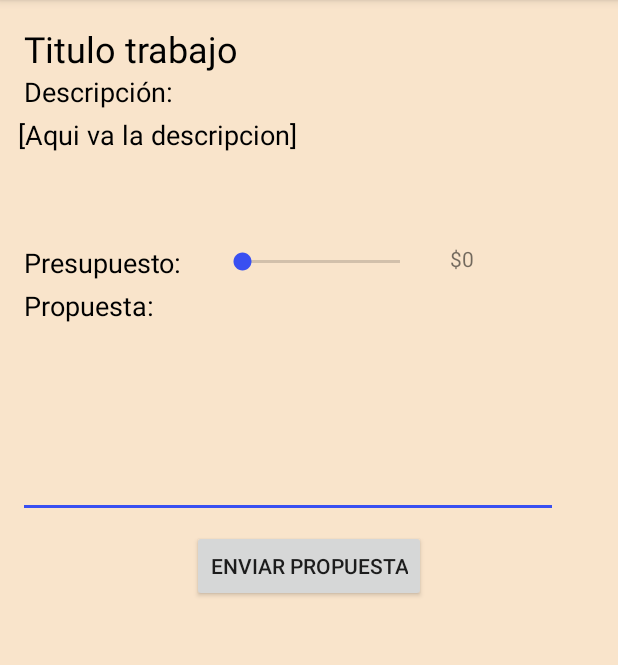
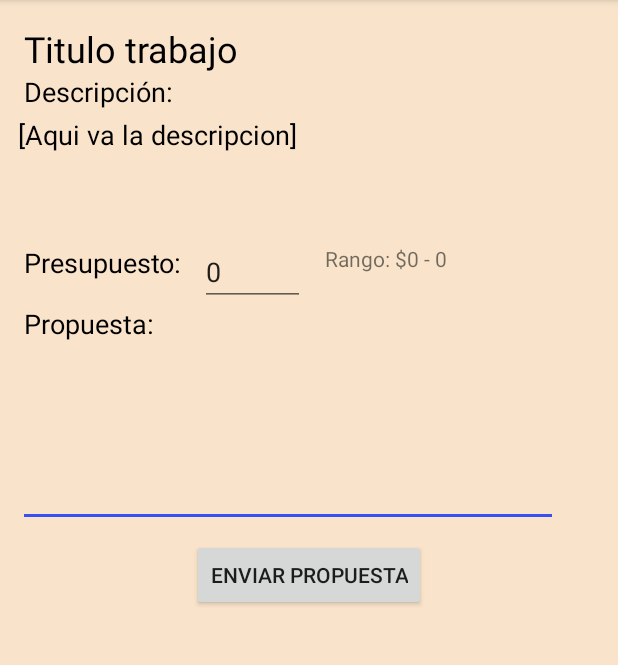
Before and after one commit to eliascapasso/AllJobs, an Android app: the PropuestaActivity screen opened directly, with no data from a screen before it, on a phone screen of 412 x 824 dp, the part 84-749 px from its top. Run offline under Robolectric (Android 15) with nearby library versions, the phone set to English and light mode, and no system bars; our stand-ins replace Room's generated code; 4 statements that could not run were skipped.

Commit message:
Pantalla propuesta andando

```diff
--- a/app/build.gradle
+++ b/app/build.gradle
@@ -21,6 +21,7 @@ android {
 dependencies {
     implementation fileTree(dir: 'libs', include: ['*.jar'])
     implementation 'com.android.support:appcompat-v7:28.0.0-rc01'
+    implementation 'com.android.support:support-v4:28.0.0'
     implementation 'com.android.support.constraint:constraint-layout:1.1.2'
     testImplementation 'junit:junit:4.12'
     androidTestImplementation 'com.android.support.test:runner:1.0.2'
--- a/app/src/main/java/com/example/eliascapasso/alljobs/Actividades/PropuestaActivity.java
+++ b/app/src/main/java/com/example/eliascapasso/alljobs/Actividades/PropuestaActivity.java
@@ -1,14 +1,16 @@
 package com.example.eliascapasso.alljobs.Actividades;
 
-import android.annotation.SuppressLint;
+import android.app.NotificationChannel;
+import android.app.NotificationManager;
+import android.content.Intent;
 import android.os.Build;
-import android.support.annotation.RequiresApi;
 import android.support.v7.app.AppCompatActivity;
 import android.os.Bundle;
+import android.view.View;
 import android.widget.Button;
 import android.widget.EditText;
-import android.widget.SeekBar;
 import android.widget.TextView;
+import android.widget.Toast;
 
 import com.example.eliascapasso.alljobs.DAO.TrabajosRepositorio;
 import com.example.eliascapasso.alljobs.Modelo.Trabajo;
@@ -18,8 +20,8 @@ public class PropuestaActivity extends AppCompatActivity {
     private TextView txtTituloTrabajo;
     private TextView txtDescripcionTrabajo;
     private EditText etPropuesta;
-    private SeekBar seekPresupuesto;
-    private TextView txtPresupuesto;
+    private EditText etPrecio;
+    private TextView txtRangoPrecio;
     private Button btnEnviarPropuesta;
 
     private TrabajosRepositorio trabajosRepositorio;
@@ -32,36 +34,30 @@ public class PropuestaActivity extends AppCompatActivity {
 
         inicializarAtributos();
 
-        setSeekBar();
+        btnEnviarPropuesta.setOnClickListener(new View.OnClickListener() {
+            @Override
+            public void onClick(View view) {
+                if(validarPrecio()){
+                    //crea la notificación
+
+
+                    Toast.makeText(getApplicationContext(), "Propuesta enviada con éxito", Toast.LENGTH_SHORT).show();
+                }
+                else{
+                    Toast.makeText(getApplicationContext(), "Precio inválido", Toast.LENGTH_SHORT).show();
+                }
+            }
+        });
     }
 
-    @SuppressLint("NewApi")
-    private void setSeekBar() {
-        txtPresupuesto.setText("$" + trabajo.getPrecioMin());
-
-        //dar valor maximo y minimo a seekbar
-        seekPresupuesto.setMin(trabajo.getPrecioMin());
-        seekPresupuesto.setMax(trabajo.getPrecioMax());
-
-        seekPresupuesto.setOnSeekBarChangeListener(new SeekBar.OnSeekBarChangeListener() {
-            @Override
-            public void onProgressChanged(SeekBar seekBar,int i,boolean b)
-            {
-                txtPresupuesto.setText("$" + i);
-            }
-
-            @Override
-            public void onStartTrackingTouch(SeekBar seekBar)
-            {
-                //No hacer nada
-            }
-
-            @Override
-            public void onStopTrackingTouch(SeekBar seekBar)
-            {
-                //No hacer nada
-            }
-        });
+    boolean validarPrecio(){
+        if(Integer.parseInt(etPrecio.getText().toString()) >= trabajo.getPrecioMin()
+                && Integer.parseInt(etPrecio.getText().toString()) <= trabajo.getPrecioMax()){
+            return true;
+        }
+        else{
+            return false;
+        }
     }
 
     private void inicializarAtributos() {
@@ -73,12 +69,29 @@ public class PropuestaActivity extends AppCompatActivity {
 
         txtTituloTrabajo = findViewById(R.id.txtTituloTrabajo);
         txtDescripcionTrabajo = findViewById(R.id.txtDescirpcionTrabajo);
-        etPropuesta = findViewById(R.id.txtPropuesta);
-        seekPresupuesto = findViewById(R.id.seekPresupuesto);
-        txtPresupuesto = findViewById(R.id.txtPresupuesto);
+        etPropuesta = findViewById(R.id.etPropuesta);
+        etPrecio = findViewById(R.id.etPrecio);
+        txtRangoPrecio = findViewById(R.id.txtRangoPrecio);
         btnEnviarPropuesta = findViewById(R.id.btnEnviarPropuesta);
 
         txtTituloTrabajo.setText(trabajo.getTitulo());
+        txtRangoPrecio.setText("Rango: $" + trabajo.getPrecioMin() + " ; $" + trabajo.getPrecioMax());
         txtDescripcionTrabajo.setText(trabajo.getDescripcion());
     }
+
+    private void createNotificationChannel() {
+        // Crear el canal de notificaciones pero solo para API 26 io superior
+        // dado que NotificationChannel es una clase nueva que no está incluida
+        // en las librerías de soporte qeu brindan compatibilidad hacía atrás
+        if (Build.VERSION.SDK_INT >= Build.VERSION_CODES.O) {
+            CharSequence name = "Estado propuesta: ";
+            String description = "Precio propuesta: ";
+            int importance = NotificationManager.IMPORTANCE_DEFAULT;
+            NotificationChannel channel = new NotificationChannel("CANAL01", name, importance);
+            channel.setDescription(description);
+            // Registrar el canal en el sistema
+            NotificationManager notificationManager = getSystemService(NotificationManager.class);
+            notificationManager.createNotificationChannel(channel);
+        }
+    }
 }
--- a/app/src/main/java/com/example/eliascapasso/alljobs/Adaptadores/TrabajoHolder.java
+++ b/app/src/main/java/com/example/eliascapasso/alljobs/Adaptadores/TrabajoHolder.java
@@ -9,4 +9,5 @@ public class TrabajoHolder {
     public TextView tvPrecioMax;
     public TextView tvFechaRealizacion;
     public Button btnMapa;
+    public Button btnPropuesta;
 }
--- a/app/src/main/res/layout/activity_propuesta.xml
+++ b/app/src/main/res/layout/activity_propuesta.xml
@@ -46,7 +46,7 @@
         android:layout_width="wrap_content"
         android:layout_height="wrap_content"
         android:layout_marginStart="16dp"
-        android:layout_marginTop="4dp"
+        android:layout_marginTop="16dp"
         android:text="Propuesta:"
         android:textColor="@color/common_google_signin_btn_text_dark_focused"
         android:textSize="18sp"
@@ -66,34 +66,24 @@
         app:layout_constraintStart_toStartOf="parent"
         app:layout_constraintTop_toBottomOf="@+id/TextView" />
 
-    <SeekBar
-        android:id="@+id/seekPresupuesto"
-        android:layout_width="137dp"
-        android:layout_height="24dp"
-        android:layout_marginStart="24dp"
-        android:layout_marginTop="16dp"
-        app:layout_constraintStart_toEndOf="@+id/textView8"
-        app:layout_constraintTop_toBottomOf="@+id/txtDescirpcionTrabajo" />
-
     <TextView
-        android:id="@+id/txtPresupuesto"
-        android:layout_width="55dp"
-        android:layout_height="17dp"
-        android:layout_marginEnd="8dp"
+        android:id="@+id/txtRangoPrecio"
+        android:layout_width="157dp"
+        android:layout_height="27dp"
+        android:layout_marginEnd="28dp"
         android:layout_marginStart="8dp"
         android:layout_marginTop="16dp"
-        android:text="$0"
+        android:text="Rango: $0 - 0"
         app:layout_constraintEnd_toEndOf="parent"
-        app:layout_constraintHorizontal_bias="0.161"
-        app:layout_constraintStart_toEndOf="@+id/seekPresupuesto"
+        app:layout_constraintHorizontal_bias="0.368"
+        app:layout_constraintStart_toEndOf="@+id/etPrecio"
         app:layout_constraintTop_toBottomOf="@+id/txtDescirpcionTrabajo" />
 
     <EditText
-        android:id="@+id/txtPropuesta"
+        android:id="@+id/etPropuesta"
         android:layout_width="360dp"
-        android:layout_height="113dp"
+        android:layout_height="123dp"
         android:layout_marginStart="12dp"
-        android:layout_marginTop="16dp"
         android:ems="10"
         android:inputType="textMultiLine"
         android:selectAllOnFocus="false"
@@ -112,6 +102,19 @@
         android:text="Enviar propuesta"
         app:layout_constraintEnd_toEndOf="parent"
         app:layout_constraintStart_toStartOf="parent"
-        app:layout_constraintTop_toBottomOf="@+id/txtPropuesta" />
+        app:layout_constraintTop_toBottomOf="@+id/etPropuesta" />
+
+    <EditText
+        android:id="@+id/etPrecio"
+        android:layout_width="70dp"
+        android:layout_height="41dp"
+        android:layout_marginStart="12dp"
+        android:layout_marginTop="16dp"
+        android:ems="10"
+        android:hint="0"
+        android:inputType="number"
+        android:text="0"
+        app:layout_constraintStart_toEndOf="@+id/textView8"
+        app:layout_constraintTop_toBottomOf="@+id/txtDescirpcionTrabajo" />
 
 </android.support.constraint.ConstraintLayout>
```
Also changed, not shown: app/src/main/java/com/example/eliascapasso/alljobs/Actividades/TrabajosActivity.java (+0 -14 lines), app/src/main/java/com/example/eliascapasso/alljobs/Adaptadores/AdaptadorTrabajos.java (+15 -0 lines), app/src/main/res/layout/list_item_trabajos.xml (+18 -3 lines).
